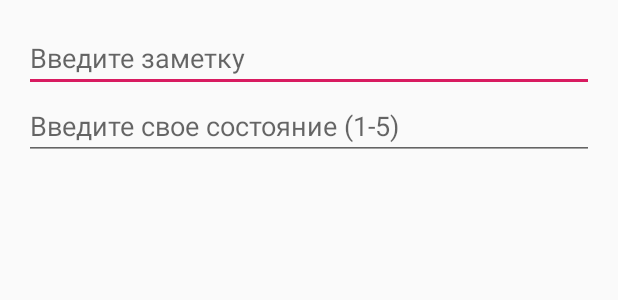
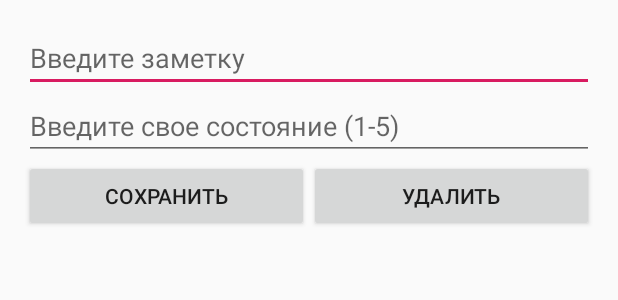
Before and after one commit to Zharkovsky/Antidepression, an Android app: the layout activity_note.xml on its own in the app's theme, with its tools: preview values and no code run, on a phone screen of 412 x 824 dp. Shown: the top 300 px of the screen. Run offline under Robolectric (Android 15) with nearby library versions, the phone set to English and light mode, and no system bars.

Commit message:
Add possibility to edit and delete thought notes

```diff
--- a/app/src/main/res/layout/activity_note.xml
+++ b/app/src/main/res/layout/activity_note.xml
@@ -26,6 +26,21 @@
             android:layout_width="match_parent"
             android:layout_height="wrap_content"
             android:orientation="horizontal">
+
+            <Button
+                android:id="@+id/saveButton"
+                android:layout_width="0dp"
+                android:layout_weight="1"
+                android:layout_height="wrap_content"
+                android:text="Сохранить"
+                android:onClick="save"/>
+            <Button
+                android:id="@+id/deleteButton"
+                android:layout_width="0dp"
+                android:layout_weight="1"
+                android:layout_height="wrap_content"
+                android:text="Удалить"
+                android:onClick="delete"/>
         </LinearLayout>
     </LinearLayout>
 
```
Also changed, not shown: app/src/main/java/com/example/antidepression/NoteActivity.java (+59 -0 lines).
